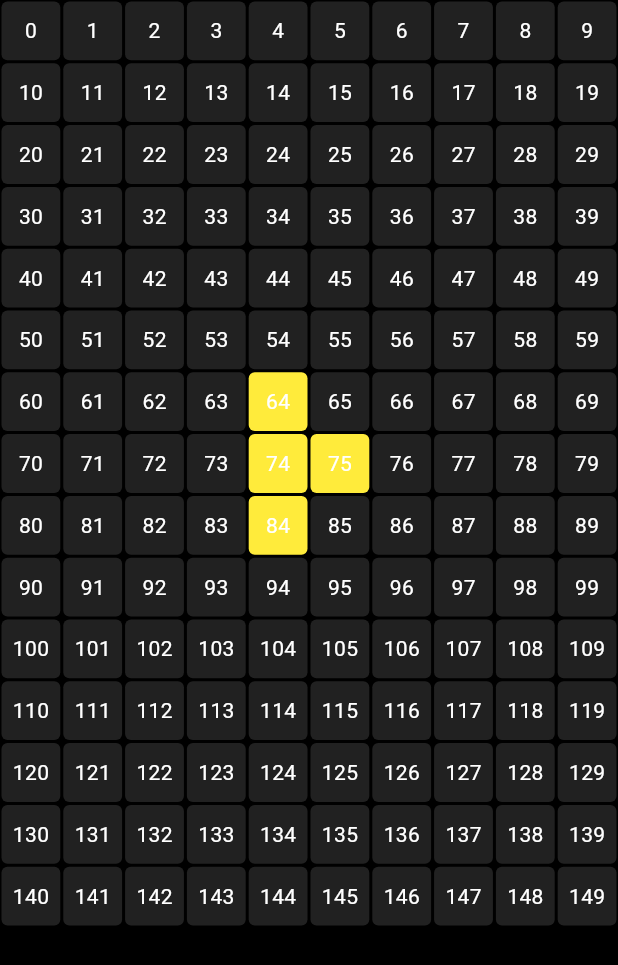
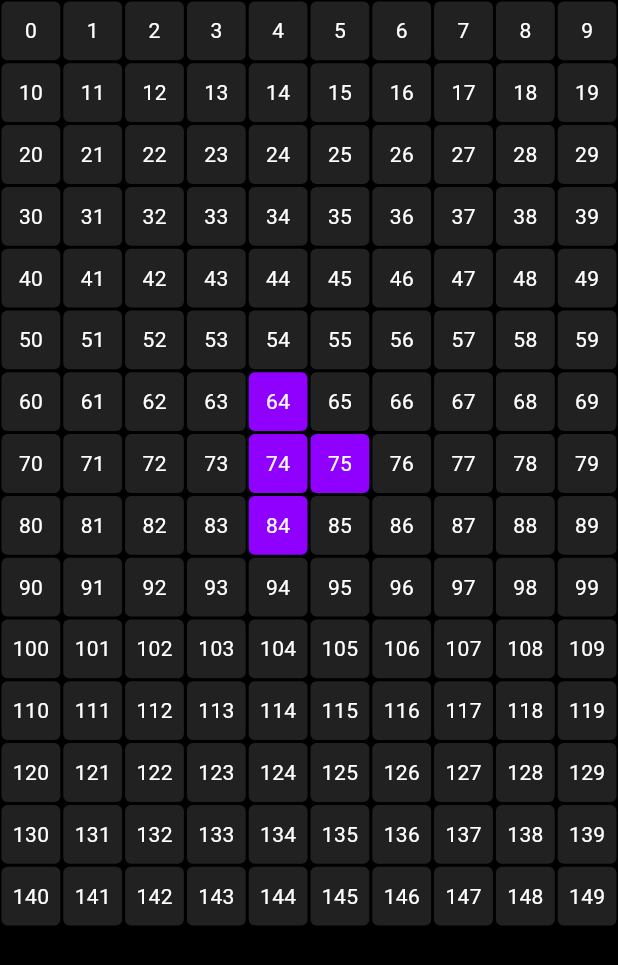
Before and after one commit to igregorioneto/FlutterProjects, a Flutter app: the screen it shows after launch, on a phone screen of 412 x 824 dp. Shown: the top 965 px of the screen. Run offline on Flutter 3.47's test engine with Material 3 defaults, Android fonts, the phone set to English and light mode, and no system bars; our stand-ins replace animate_do, animated_text_kit, bloc, carousel_slider, fl_chart, flutter_bloc and 11 more; missing offline and left inert: dart:ffi, function_tree; accounts and stored records are empty.

Commit message:
feat: colors

```diff
--- /dev/null
+++ b/tetris_game/lib/app/game/colors.dart
@@ -0,0 +1,13 @@
+import 'dart:ui';
+
+import 'package:tetris_game/app/game/tetromino.dart';
+
+const Map<Tetromino, Color> tetrominoColors = {
+  Tetromino.L: Color(0xFFFFA500),
+  Tetromino.J: Color.fromARGB(255, 0, 102, 255),
+  Tetromino.I: Color.fromARGB(255, 242, 0, 255),
+  Tetromino.O: Color(0xFFFFFF00),
+  Tetromino.S: Color(0xFF008000),
+  Tetromino.Z: Color(0xFFFF0000),
+  Tetromino.T: Color.fromARGB(255, 144, 0, 255),
+};
--- a/tetris_game/lib/app/game/piece.dart
+++ b/tetris_game/lib/app/game/piece.dart
@@ -1,3 +1,7 @@
+import 'dart:ui';
+
+import 'package:flutter/material.dart';
+import 'package:tetris_game/app/game/colors.dart';
 import 'package:tetris_game/app/game/constants.dart';
 import 'package:tetris_game/app/game/direction.dart';
 import 'package:tetris_game/app/game/tetromino.dart';
@@ -9,6 +13,11 @@ class Piece {
 
   // the piece is just a list of integers
   List<int> position = [];
+
+  // color of tetris piece
+  Color get color {
+    return tetrominoColors[type] ?? const Color(0xFFFFFFFF);
+  }
 
   // Generate the integers
   void initializePiece() {
--- a/tetris_game/lib/app/pages/game_board_page.dart
+++ b/tetris_game/lib/app/pages/game_board_page.dart
@@ -124,7 +124,7 @@ class _GameBoardPageState extends State<GameBoardPage> {
             if (currentPiece.position.contains(index)) {
               return Center(
                 child: Pixel(
-                  color: Colors.yellow,
+                  color: currentPiece.color,
                   child: index,
                 ),
               );
```
